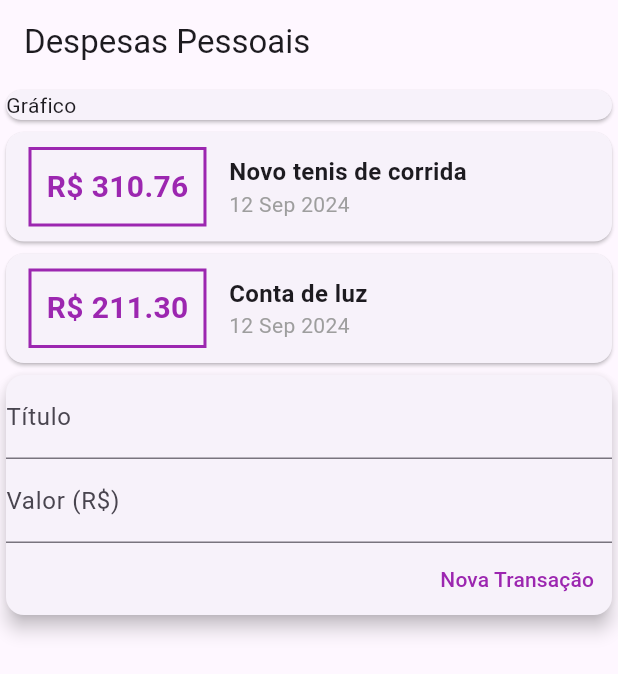
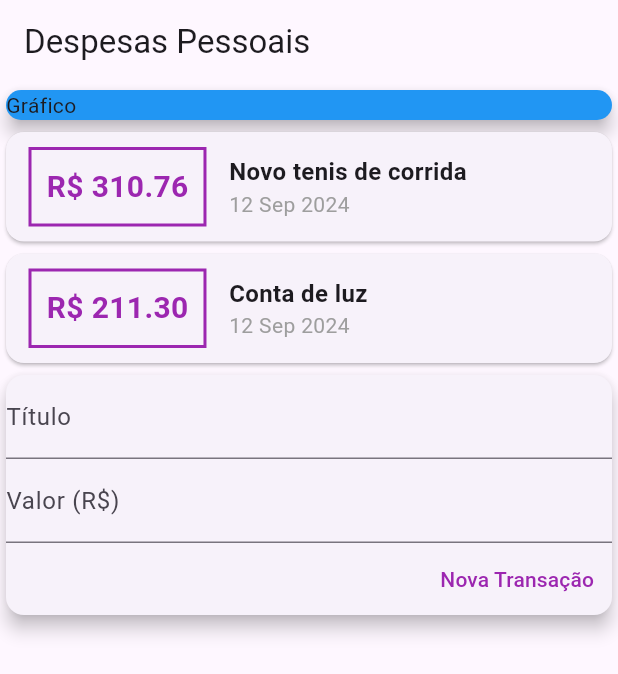
Before and after one commit to BrunoLFSantos/expenses, a Flutter app: the screen it shows after launch, on a phone screen of 412 x 824 dp. Shown: the top 674 px of the screen. Run offline on Flutter 3.47's test engine with Material 3 defaults, Android fonts, the phone set to English and light mode, and no system bars.

Commit message:
Refatorando para criar componentes

```diff
--- /dev/null
+++ b/lib/componets/transaction_form.dart
@@ -0,0 +1,44 @@
+import 'package:flutter/material.dart';
+
+class TransactionForm extends StatelessWidget {
+  final titleController = TextEditingController();
+  final valueController = TextEditingController();
+
+  @override
+  Widget build(BuildContext context) {
+    return Card(
+                elevation: 5,
+                child: Column(
+                  children: [
+                    TextField(
+                      controller: titleController,
+                      decoration: InputDecoration(
+                        labelText: 'Título'
+                      ),
+                    ),
+                    TextField(
+                      controller: valueController,
+                      decoration: InputDecoration(
+                        labelText: 'Valor (R\$)'
+                      ),
+                    ),
+                    Row(
+                      mainAxisAlignment: MainAxisAlignment.end,
+                      children: [
+                        TextButton(
+                          onPressed: (){
+                            print(titleController.text);
+                            print(valueController.text);
+                          },
+                          child: Text('Nova Transação',
+                            style: TextStyle(
+                              color: Colors.purple
+                            ),),
+                        ),
+                      ],
+                    ),
+                  ],
+                ),
+              );
+  }
+}
--- /dev/null
+++ b/lib/componets/transaction_list.dart
@@ -0,0 +1,59 @@
+import 'package:flutter/material.dart';
+import '../models/transaction.dart';
+import 'package:intl/intl.dart';
+
+class TransactionList extends StatelessWidget {
+
+  final List<Transaction> transactions;
+
+  TransactionList(this.transactions);
+
+  @override
+  Widget build(BuildContext context) {
+    return Column(
+              children: transactions.map((tr){
+                return Card(
+                  child: Row(
+                    children: [
+                      Container(
+                        margin: EdgeInsets.symmetric(
+                          horizontal: 15,
+                          vertical: 10
+                        ),
+                        decoration: BoxDecoration(
+                          border: Border.all(color: Colors.purple, width: 2)
+                        ),
+                        padding: EdgeInsets.all(10),
+                        child: Text('R\$ ${tr.value.toStringAsFixed(2)}',
+                        style: TextStyle(
+                          fontWeight: FontWeight.bold,
+                          fontSize: 20,
+                          color: Colors.purple
+                        ),
+                        ),
+                      ),
+                      Column(
+                        crossAxisAlignment: CrossAxisAlignment.start,
+                        children: [
+                          Text(
+                            tr.title,
+                            style:  TextStyle(
+                              fontSize: 16,
+                              fontWeight: FontWeight.bold
+                            ),
+                          ),
+                          Text(
+                            DateFormat('d MMM y').format(tr.date),
+                            style: TextStyle(
+                              color: Colors.grey
+                            ),
+                          ),
+                        ],
+                      )
+                    ],
+                  ),
+                );
+              }).toList(),
+            );
+  }
+}
--- /dev/null
+++ b/lib/componets/transaction_user.dart
@@ -0,0 +1,28 @@
+import 'package:expenses/componets/transaction_form.dart';
+import 'package:expenses/componets/transaction_list.dart';
+import 'package:expenses/models/transaction.dart';
+import 'package:flutter/material.dart';
+
+class TransactionUser extends StatefulWidget {
+
+
+  @override
+  State<TransactionUser> createState() => _TransactionUserState();
+}
+
+class _TransactionUserState extends State<TransactionUser> {
+  final _transaction = [
+    Transaction(id: 't1', title: 'Novo tenis de corrida', value: 310.76, date: DateTime.now()),
+    Transaction(id: 't2', title: 'Conta de luz', value: 211.30, date: DateTime.now())
+  ];
+
+  @override
+  Widget build(BuildContext context) {
+    return Column(
+      children: [
+        TransactionList(_transaction),
+        TransactionForm(),
+      ],
+    );
+  }
+}
--- a/lib/main.dart
+++ b/lib/main.dart
@@ -1,6 +1,5 @@
-import 'package:expenses/models/transaction.dart';
+import 'package:expenses/componets/transaction_user.dart';
 import 'package:flutter/material.dart';
-import 'package:intl/intl.dart';
 
 void main() {
   runApp(ExpensesApp());
@@ -19,14 +18,6 @@ class ExpensesApp extends StatelessWidget {
 
 class MyHomePage extends StatelessWidget {
 
-  final titleController = TextEditingController();
-  final valueController = TextEditingController();
-
-  final _transaction = [
-    Transaction(id: 't1', title: 'Novo tenis de corrida', value: 310.76, date: DateTime.now()),
-    Transaction(id: 't2', title: 'Conta de luz', value: 211.30, date: DateTime.now())
-  ];
-
   @override
   Widget build(BuildContext context) {
     return Scaffold(
@@ -39,92 +30,11 @@ class MyHomePage extends StatelessWidget {
           Container(
             child: Card(
               child: Text('Gráfico'),
+              color: Colors.blue,
+              elevation: 5,
             ),
           ),
-          Container(
-            child: Column(
-              children: _transaction.map((tr){
-                return Card(
-                  child: Row(
-                    children: [
-                      Container(
-                        margin: EdgeInsets.symmetric(
-                          horizontal: 15,
-                          vertical: 10
-                        ),
-                        decoration: BoxDecoration(
-                          border: Border.all(color: Colors.purple, width: 2)
-                        ),
-                        padding: EdgeInsets.all(10),
-                        child: Text('R\$ ${tr.value.toStringAsFixed(2)}',
-                        style: TextStyle(
-                          fontWeight: FontWeight.bold,
-                          fontSize: 20,
-                          color: Colors.purple
-                        ),
-                        ),
-                      ),
-                      Column(
-                        crossAxisAlignment: CrossAxisAlignment.start,
-                        children: [
-                          Text(
-                            tr.title,
-                            style:  TextStyle(
-                              fontSize: 16,
-                              fontWeight: FontWeight.bold
-                            ),
-                          ),
-                          Text(
-                            DateFormat('d MMM y').format(tr.date),
-                            style: TextStyle(
-                              color: Colors.grey
-                            ),
-                          ),
-                        ],
-                      )
-                    ],
-                  ),
-                );
-              }).toList(),
-            ),
-          ),
-           Padding(
-             padding: const EdgeInsets.all(0.0),
-             child: Card(
-                elevation: 5,
-                child: Column(
-                  children: [
-                    TextField(
-                      controller: titleController,
-                      decoration: InputDecoration(
-                        labelText: 'Título'
-                      ),
-                    ),
-                    TextField(
-                      controller: valueController,
-                      decoration: InputDecoration(
-                        labelText: 'Valor (R\$)'
-                      ),
-                    ),
-                    Row(
-                      mainAxisAlignment: MainAxisAlignment.end,
-                      children: [
-                        TextButton(
-                          onPressed: (){
-                            print(titleController.text);
-                            print(valueController.text);
-                          },
-                          child: Text('Nova Transação',
-                            style: TextStyle(
-                              color: Colors.purple
-                            ),),
-                        ),
-                      ],
-                    ),
-                  ],
-                ),
-              ),
-           ),
+          TransactionUser(),
         ],
       ),
     );
```
